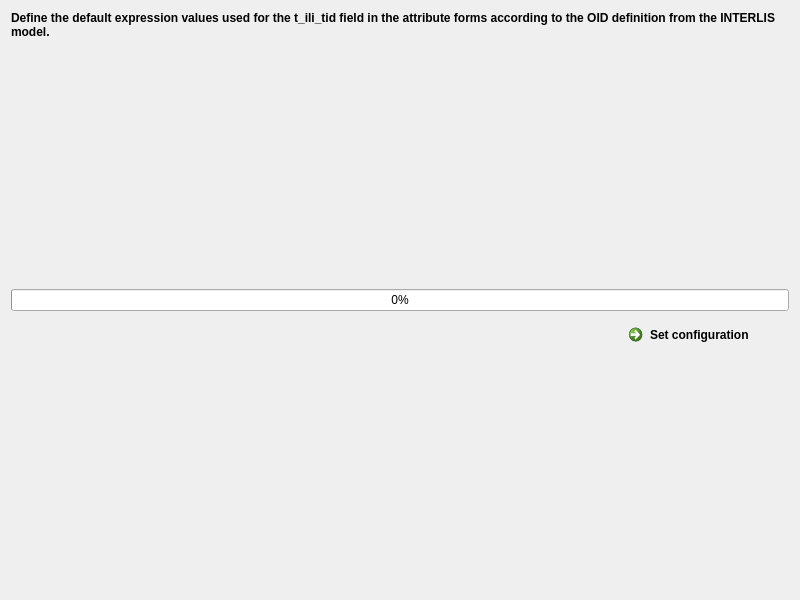
Qt form QgisModelBaker/ui/workflow_wizard/tid_configuration.ui (opengisch/QgisModelBaker) before a commit.
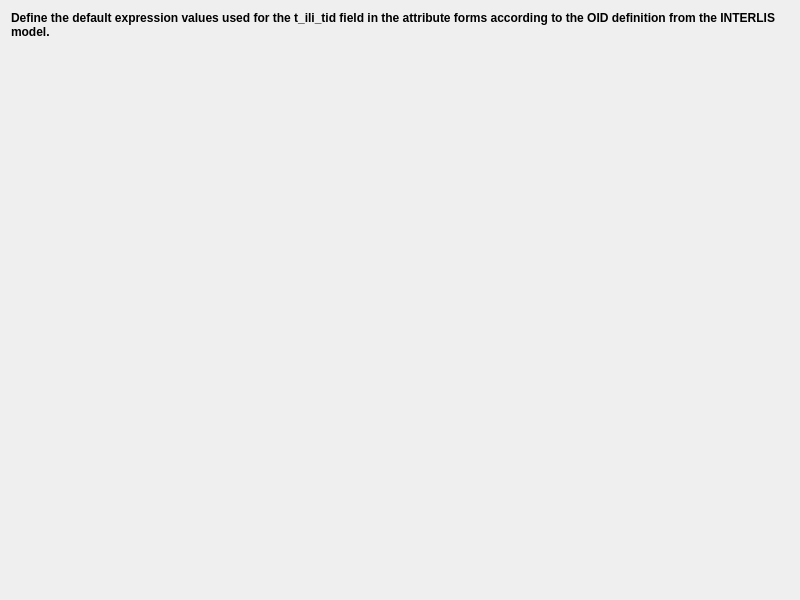
The same form after that commit.

Commit message:
Remove "Set configuration" and progress bar. On "Finish" it performs the action. If there is an issue, it does not close the dialog and prints a message. On success, it closes the wizard. Mostly an issue encounters when something with the sequence happens.
This fixes #897

```diff
--- a/QgisModelBaker/ui/workflow_wizard/tid_configuration.ui
+++ b/QgisModelBaker/ui/workflow_wizard/tid_configuration.ui
@@ -39,13 +39,6 @@
      </property>
     </widget>
    </item>
-   <item row="2" column="0" colspan="2">
-    <widget class="QProgressBar" name="progress_bar">
-     <property name="value">
-      <number>0</number>
-     </property>
-    </widget>
-   </item>
    <item row="1" column="0" colspan="2">
     <layout class="QVBoxLayout" name="tid_configurator_layout">
      <property name="sizeConstraint">
@@ -53,26 +46,6 @@
      </property>
     </layout>
    </item>
-   <item row="3" column="0">
-    <spacer name="horizontalSpacer">
-     <property name="orientation">
-      <enum>Qt::Horizontal</enum>
-     </property>
-     <property name="sizeHint" stdset="0">
-      <size>
-       <width>40</width>
-       <height>20</height>
-      </size>
-     </property>
-    </spacer>
-   </item>
-   <item row="3" column="1">
-    <widget class="QCommandLinkButton" name="set_layer_tids_and_sequence_button">
-     <property name="text">
-      <string>Set configuration</string>
-     </property>
-    </widget>
-   </item>
   </layout>
  </widget>
  <resources/>
```
The commit also changes 2 other files.
